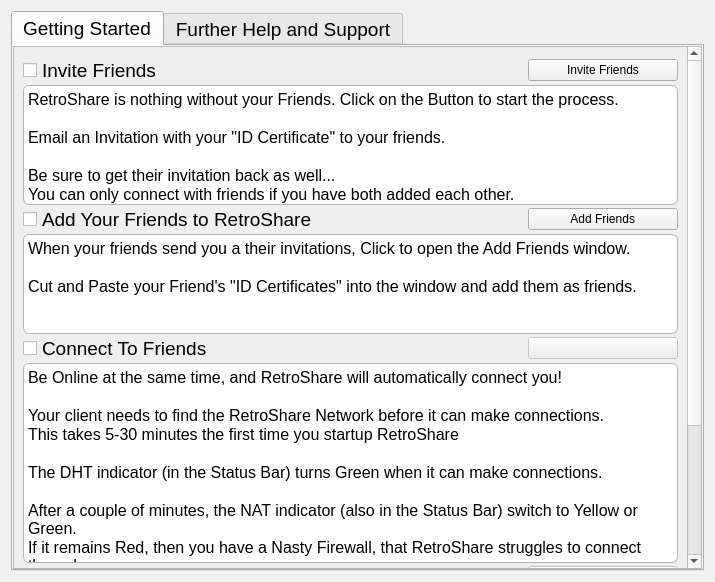
First picture: the form in retroshare-gui/src/gui/GetStartedDialog.ui, repository RetroShare/RetroShare, before the edit.
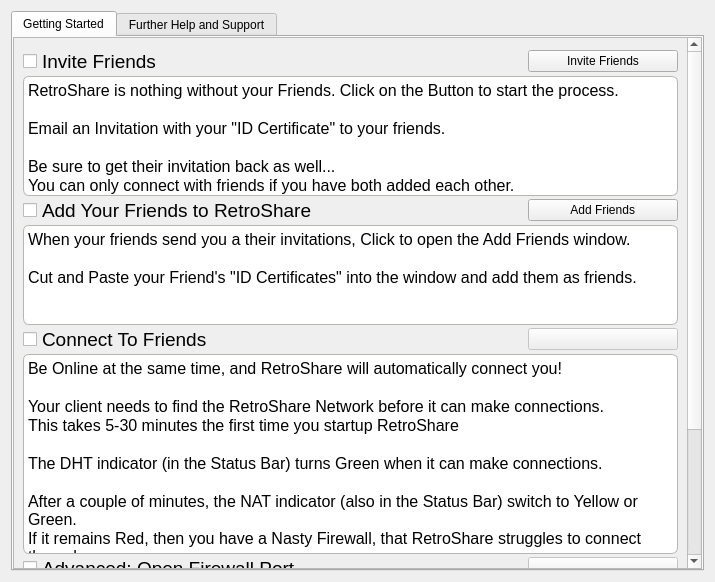
Second picture: the form after the edit. Icons and pictures are not drawn.

What changed in the file:
```diff
--- a/retroshare-gui/src/gui/GetStartedDialog.ui
+++ b/retroshare-gui/src/gui/GetStartedDialog.ui
@@ -10,484 +10,6 @@
     <height>582</height>
    </rect>
   </property>
-  <property name="palette">
-   <palette>
-    <active>
-     <colorrole role="WindowText">
-      <brush brushstyle="SolidPattern">
-       <color alpha="255">
-        <red>0</red>
-        <green>0</green>
-        <blue>0</blue>
-       </color>
-      </brush>
-     </colorrole>
-     <colorrole role="Button">
-      <brush brushstyle="SolidPattern">
-       <color alpha="255">
-        <red>208</red>
-        <green>208</green>
-        <blue>208</blue>
-       </color>
-      </brush>
-     </colorrole>
-     <colorrole role="Light">
-      <brush brushstyle="SolidPattern">
-       <color alpha="255">
-        <red>255</red>
-        <green>255</green>
-        <blue>255</blue>
-       </color>
-      </brush>
-     </colorrole>
-     <colorrole role="Midlight">
-      <brush brushstyle="SolidPattern">
-       <color alpha="255">
-        <red>247</red>
-        <green>247</green>
-        <blue>247</blue>
-       </color>
-      </brush>
-     </colorrole>
-     <colorrole role="Dark">
-      <brush brushstyle="SolidPattern">
-       <color alpha="255">
-        <red>104</red>
-        <green>104</green>
-        <blue>104</blue>
-       </color>
-      </brush>
-     </colorrole>
-     <colorrole role="Mid">
-      <brush brushstyle="SolidPattern">
-       <color alpha="255">
-        <red>139</red>
-        <green>139</green>
-        <blue>139</blue>
-       </color>
-      </brush>
-     </colorrole>
-     <colorrole role="Text">
-      <brush brushstyle="SolidPattern">
-       <color alpha="255">
-        <red>0</red>
-        <green>0</green>
-        <blue>0</blue>
-       </color>
-      </brush>
-     </colorrole>
-     <colorrole role="BrightText">
-      <brush brushstyle="SolidPattern">
-       <color alpha="255">
-        <red>255</red>
-        <green>255</green>
-        <blue>255</blue>
-       </color>
-      </brush>
-     </colorrole>
-     <colorrole role="ButtonText">
-      <brush brushstyle="SolidPattern">
-       <color alpha="255">
-        <red>0</red>
-        <green>0</green>
-        <blue>0</blue>
-       </color>
-      </brush>
-     </colorrole>
-     <colorrole role="Base">
-      <brush brushstyle="SolidPattern">
-       <color alpha="255">
-        <red>255</red>
-        <green>255</green>
-        <blue>255</blue>
-       </color>
-      </brush>
-     </colorrole>
-     <colorrole role="Window">
-      <brush brushstyle="SolidPattern">
-       <color alpha="255">
-        <red>240</red>
-        <green>240</green>
-        <blue>240</blue>
-       </color>
-      </brush>
-     </colorrole>
-     <colorrole role="Shadow">
-      <brush brushstyle="SolidPattern">
-       <color alpha="255">
-        <red>0</red>
-        <green>0</green>
-        <blue>0</blue>
-       </color>
-      </brush>
-     </colorrole>
-     <colorrole role="Highlight">
-      <brush brushstyle="SolidPattern">
-       <color alpha="255">
-        <red>0</red>
-        <green>0</green>
-        <blue>128</blue>
-       </color>
-      </brush>
-     </colorrole>
-     <colorrole role="HighlightedText">
-      <brush brushstyle="SolidPattern">
-       <color alpha="255">
-        <red>255</red>
-        <green>255</green>
-        <blue>255</blue>
-       </color>
-      </brush>
-     </colorrole>
-     <colorrole role="Link">
-      <brush brushstyle="SolidPattern">
-       <color alpha="255">
-        <red>0</red>
-        <green>0</green>
-        <blue>255</blue>
-       </color>
-      </brush>
-     </colorrole>
-     <colorrole role="LinkVisited">
-      <brush brushstyle="SolidPattern">
-       <color alpha="255">
-        <red>255</red>
-        <green>0</green>
-        <blue>255</blue>
-       </color>
-      </brush>
-     </colorrole>
-     <colorrole role="AlternateBase">
-      <brush brushstyle="SolidPattern">
-       <color alpha="255">
-        <red>231</red>
-        <green>231</green>
-        <blue>231</blue>
-       </color>
-      </brush>
-     </colorrole>
-    </active>
-    <inactive>
-     <colorrole role="WindowText">
-      <brush brushstyle="SolidPattern">
-       <color alpha="255">
-        <red>0</red>
-        <green>0</green>
-        <blue>0</blue>
-       </color>
-      </brush>
-     </colorrole>
-     <colorrole role="Button">
-      <brush brushstyle="SolidPattern">
-       <color alpha="255">
-        <red>208</red>
-        <green>208</green>
-        <blue>208</blue>
-       </color>
-      </brush>
-     </colorrole>
-     <colorrole role="Light">
-      <brush brushstyle="SolidPattern">
-       <color alpha="255">
-        <red>255</red>
-        <green>255</green>
-        <blue>255</blue>
-       </color>
-      </brush>
-     </colorrole>
-     <colorrole role="Midlight">
-      <brush brushstyle="SolidPattern">
-       <color alpha="255">
-        <red>247</red>
-        <green>247</green>
-        <blue>247</blue>
-       </color>
-      </brush>
-     </colorrole>
-     <colorrole role="Dark">
-      <brush brushstyle="SolidPattern">
-       <color alpha="255">
-        <red>104</red>
-        <green>104</green>
-        <blue>104</blue>
-       </color>
-      </brush>
-     </colorrole>
-     <colorrole role="Mid">
-      <brush brushstyle="SolidPattern">
-       <color alpha="255">
-        <red>139</red>
-        <green>139</green>
-        <blue>139</blue>
-       </color>
-      </brush>
-     </colorrole>
-     <colorrole role="Text">
-      <brush brushstyle="SolidPattern">
-       <color alpha="255">
-        <red>0</red>
-        <green>0</green>
-        <blue>0</blue>
-       </color>
-      </brush>
-     </colorrole>
-     <colorrole role="BrightText">
-      <brush brushstyle="SolidPattern">
-       <color alpha="255">
-        <red>255</red>
-        <green>255</green>
-        <blue>255</blue>
-       </color>
-      </brush>
-     </colorrole>
-     <colorrole role="ButtonText">
-      <brush brushstyle="SolidPattern">
-       <color alpha="255">
-        <red>0</red>
-        <green>0</green>
-        <blue>0</blue>
-       </color>
-      </brush>
-     </colorrole>
-     <colorrole role="Base">
-      <brush brushstyle="SolidPattern">
-       <color alpha="255">
-        <red>255</red>
-        <green>255</green>
-        <blue>255</blue>
-       </color>
-      </brush>
-     </colorrole>
-     <colorrole role="Window">
-      <brush brushstyle="SolidPattern">
-       <color alpha="255">
-        <red>240</red>
-        <green>240</green>
-        <blue>240</blue>
-       </color>
-      </brush>
-     </colorrole>
-     <colorrole role="Shadow">
-      <brush brushstyle="SolidPattern">
-       <color alpha="255">
-        <red>0</red>
-        <green>0</green>
-        <blue>0</blue>
-       </color>
-      </brush>
-     </colorrole>
-     <colorrole role="Highlight">
-      <brush brushstyle="SolidPattern">
-       <color alpha="255">
-        <red>192</red>
-        <green>192</green>
-        <blue>192</blue>
-       </color>
-      </brush>
-     </colorrole>
-     <colorrole role="HighlightedText">
-      <brush brushstyle="SolidPattern">
-       <color alpha="255">
-        <red>0</red>
-        <green>0</green>
-        <blue>0</blue>
-       </color>
-      </brush>
-     </colorrole>
-     <colorrole role="Link">
-      <brush brushstyle="SolidPattern">
-       <color alpha="255">
-        <red>0</red>
-        <green>0</green>
-        <blue>255</blue>
-       </color>
-      </brush>
-     </colorrole>
-     <colorrole role="LinkVisited">
-      <brush brushstyle="SolidPattern">
-       <color alpha="255">
-        <red>255</red>
-        <green>0</green>
-        <blue>255</blue>
-       </color>
-      </brush>
-     </colorrole>
-     <colorrole role="AlternateBase">
-      <brush brushstyle="SolidPattern">
-       <color alpha="255">
-        <red>231</red>
-        <green>231</green>
-        <blue>231</blue>
-       </color>
-      </brush>
-     </colorrole>
-    </inactive>
-    <disabled>
-     <colorrole role="WindowText">
-      <brush brushstyle="SolidPattern">
-       <color alpha="255">
-        <red>0</red>
-        <green>0</green>
-        <blue>0</blue>
-       </color>
-      </brush>
-     </colorrole>
-     <colorrole role="Button">
-      <brush brushstyle="SolidPattern">
-       <color alpha="255">
-        <red>208</red>
-        <green>208</green>
-        <blue>208</blue>
-       </color>
-      </brush>
-     </colorrole>
-     <colorrole role="Light">
-      <brush brushstyle="SolidPattern">
-       <color alpha="255">
-        <red>255</red>
-        <green>255</green>
-        <blue>255</blue>
-       </color>
-      </brush>
-     </colorrole>
-     <colorrole role="Midlight">
-      <brush brushstyle="SolidPattern">
-       <color alpha="255">
-        <red>247</red>
-        <green>247</green>
-        <blue>247</blue>
-       </color>
-      </brush>
-     </colorrole>
-     <colorrole role="Dark">
-      <brush brushstyle="SolidPattern">
-       <color alpha="255">
-        <red>104</red>
-        <green>104</green>
-        <blue>104</blue>
-       </color>
-      </brush>
-     </colorrole>
-     <colorrole role="Mid">
-      <brush brushstyle="SolidPattern">
-       <color alpha="255">
-        <red>139</red>
-        <green>139</green>
-        <blue>139</blue>
-       </color>
-      </brush>
-     </colorrole>
-     <colorrole role="Text">
-      <brush brushstyle="SolidPattern">
-       <color alpha="255">
-        <red>0</red>
-        <green>0</green>
-        <blue>0</blue>
-       </color>
-      </brush>
-     </colorrole>
-     <colorrole role="BrightText">
-      <brush brushstyle="SolidPattern">
-       <color alpha="255">
-        <red>255</red>
-        <green>255</green>
-        <blue>255</blue>
-       </color>
-      </brush>
-     </colorrole>
-     <colorrole role="ButtonText">
-      <brush brushstyle="SolidPattern">
-       <color alpha="255">
-        <red>0</red>
-        <green>0</green>
-        <blue>0</blue>
-       </color>
-      </brush>
-     </colorrole>
-     <colorrole role="Base">
-      <brush brushstyle="SolidPattern">
-       <color alpha="255">
-        <red>240</red>
-        <green>240</green>
-        <blue>240</blue>
-       </color>
-      </brush>
-     </colorrole>
-     <colorrole role="Window">
-      <brush brushstyle="SolidPattern">
-       <color alpha="255">
-        <red>240</red>
-        <green>240</green>
-        <blue>240</blue>
-       </color>
-      </brush>
-     </colorrole>
-     <colorrole role="Shadow">
-      <brush brushstyle="SolidPattern">
-       <color alpha="255">
-        <red>0</red>
-        <green>0</green>
-        <blue>0</blue>
-       </color>
-      </brush>
-     </colorrole>
-     <colorrole role="Highlight">
-      <brush brushstyle="SolidPattern">
-       <color alpha="255">
-        <red>0</red>
-        <green>0</green>
-        <blue>128</blue>
-       </color>
-      </brush>
-     </colorrole>
-     <colorrole role="HighlightedText">
-      <brush brushstyle="SolidPattern">
-       <color alpha="255">
-        <red>255</red>
-        <green>255</green>
-        <blue>255</blue>
-       </color>
-      </brush>
-     </colorrole>
-     <colorrole role="Link">
-      <brush brushstyle="SolidPattern">
-       <color alpha="255">
-        <red>0</red>
-        <green>0</green>
-        <blue>255</blue>
-       </color>
-      </brush>
-     </colorrole>
-     <colorrole role="LinkVisited">
-      <brush brushstyle="SolidPattern">
-       <color alpha="255">
-        <red>255</red>
-        <green>0</green>
-        <blue>255</blue>
-       </color>
-      </brush>
-     </colorrole>
-     <colorrole role="AlternateBase">
-      <brush brushstyle="SolidPattern">
-       <color alpha="255">
-        <red>231</red>
-        <green>231</green>
-        <blue>231</blue>
-       </color>
-      </brush>
-     </colorrole>
-    </disabled>
-   </palette>
-  </property>
-  <property name="font">
-   <font>
-    <family>Arial</family>
-    <pointsize>14</pointsize>
-   </font>
-  </property>
-  <property name="contextMenuPolicy">
-   <enum>Qt::NoContextMenu</enum>
-  </property>
   <property name="styleSheet">
    <string notr="true">QTextEdit{ 
 border: 1px solid #B8B6B1;
```
